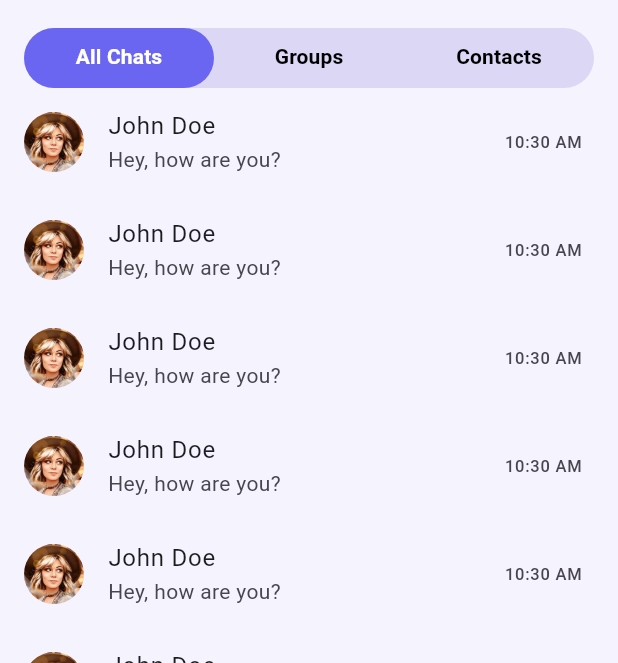
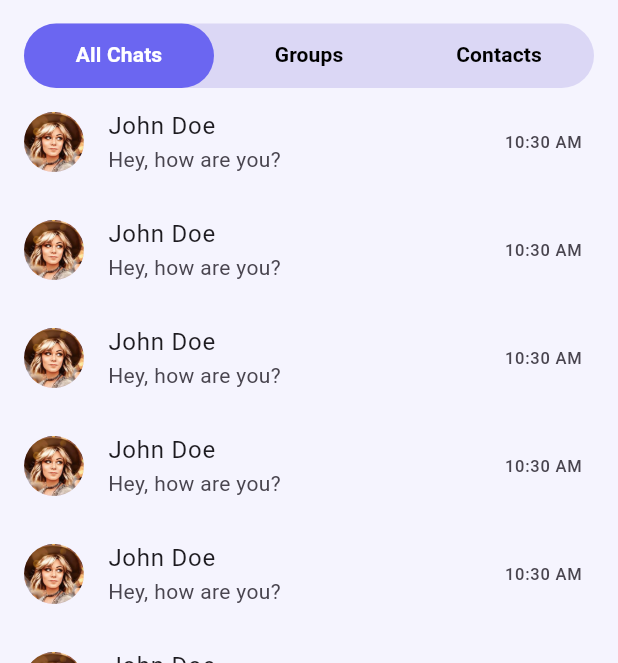
Before and after one commit to sohasara/Chatting-App, a Flutter app: the screen it shows after launch, on a phone screen of 412 x 824 dp, the part 71-734 px from its top. Run offline on Flutter 3.47's test engine with Material 3 defaults, Android fonts, the phone set to English and light mode, and no system bars; our stand-ins replace flutter_riverpod.

Commit message:
Update HomePage UI: Increase tab container height for improved touch targets

```diff
--- a/lib/features/chat/presentation/home/homePage.dart
+++ b/lib/features/chat/presentation/home/homePage.dart
@@ -31,7 +31,7 @@ class HomePage extends StatelessWidget {
             child: Padding(
               padding: const EdgeInsets.symmetric(horizontal: 16.0),
               child: Container(
-                height: 40,
+                height: 43,
                 decoration: BoxDecoration(
                   color: const Color.fromARGB(255, 219, 215, 245),
                   borderRadius: BorderRadius.circular(25),
```
